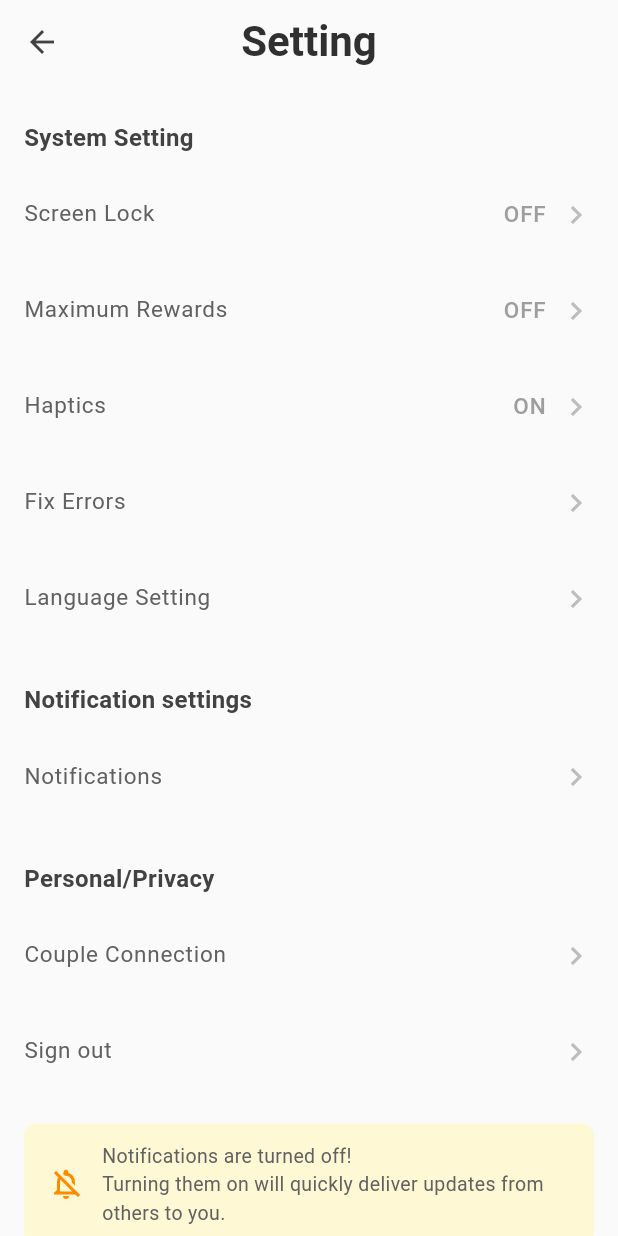
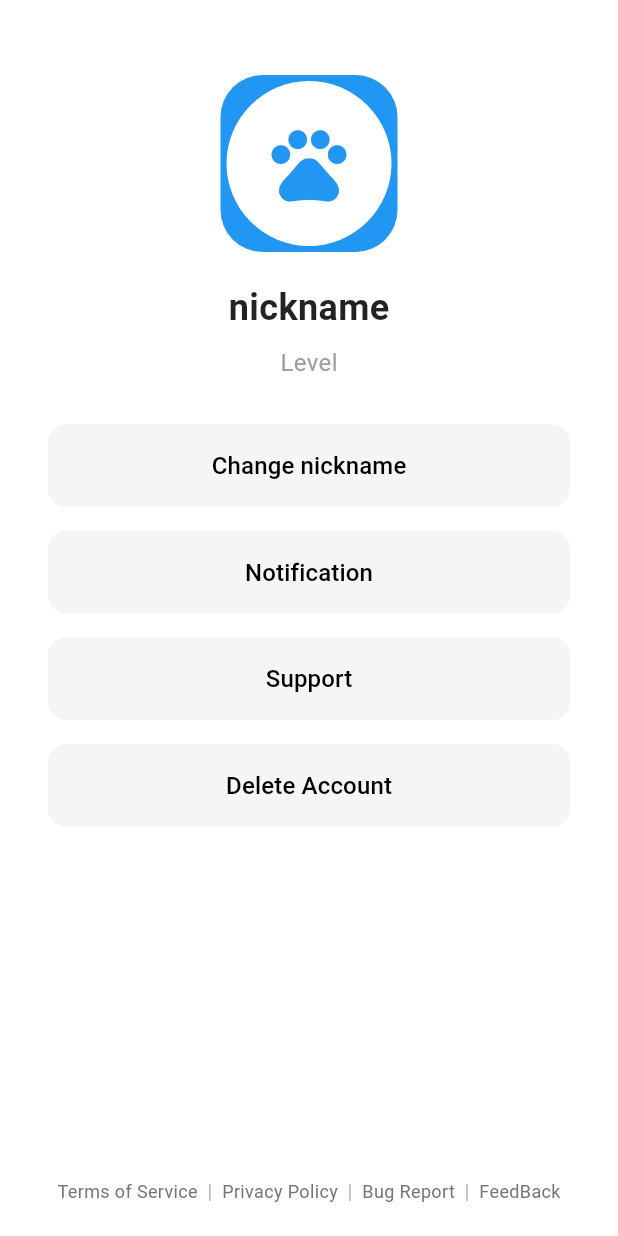
Before and after one commit to DrTheragotchi/Dr-Teragotchi-FE, a Flutter app: the SettingPage screen opened directly, on a phone screen of 412 x 824 dp. Run offline on Flutter 3.47's test engine with Material 3 defaults, Android fonts, the phone set to English and light mode, and no system bars; our stand-ins replace device_info_plus, flutter_chat_bubble, flutter_feather_icons; Roboto replaces fonts that are missing (Cursive, Nanum).

Commit message:
settingspage && notification

```diff
--- a/lib/pages/settingpage.dart
+++ b/lib/pages/settingpage.dart
@@ -1,132 +1,145 @@
 import 'package:flutter/material.dart';
-
 
 class SettingPage extends StatelessWidget {
   const SettingPage({Key? key}) : super(key: key);
 
-  // Helper function to create category headers
-  Widget _buildSectionHeader(String title) {
-    return Padding(
-      padding: const EdgeInsets.only(left: 16.0, right: 16.0, top: 24.0, bottom: 8.0),
+  // Helper function for the action buttons
+  Widget _buildActionButton(BuildContext context, String text, VoidCallback onPressed) {
+    return SizedBox(
+      width: double.infinity, // Make button take full width within padding
+      child: ElevatedButton(
+        style: ElevatedButton.styleFrom(
+          backgroundColor: Colors.grey[100], // Light grey background
+          foregroundColor: Colors.black, // Text color
+          elevation: 0, // No shadow
+          shape: RoundedRectangleBorder(
+            borderRadius: BorderRadius.circular(12.0), // Rounded corners
+          ),
+          padding: const EdgeInsets.symmetric(vertical: 16.0), // Vertical padding
+        ),
+        onPressed: onPressed,
         child: Text(
-        title,
-        style: TextStyle(
-          fontSize: 16,
-          fontWeight: FontWeight.w600, // Make headers slightly bolder
-          color: Colors.grey[800], // Darker grey for headers
+          text,
+          style: const TextStyle(fontSize: 16, fontWeight: FontWeight.w500),
         ),
       ),
     );
   }
 
-  // Helper function to create setting list tiles
-  Widget _buildSettingsTile({
-    required String title,
-    String? value, // Optional value like "ON" or "OFF"
-    required VoidCallback onTap,
-  }) {
-    return ListTile(
-      title: Text(
-        title,
+  // Helper function for the footer links (making them tappable)
+  Widget _buildFooterLink(String text, VoidCallback onPressed) {
+    return InkWell(
+      onTap: onPressed,
+      child: Text(
+        text,
         style: TextStyle(
-          fontSize: 15,
-          color: Colors.grey[700], // Slightly lighter text for items
+          fontSize: 12,
+          color: Colors.grey[600], // Grey color for links
         ),
       ),
-      trailing: Row(
-        mainAxisSize: MainAxisSize.min, // Row takes minimum space needed
-        children: [
-          if (value != null) // Show value text only if provided
-            Padding(
-              padding: const EdgeInsets.only(right: 8.0),
-              child: Text(
-                value,
-                style: TextStyle(
-                  fontSize: 15,
-                  color: Colors.grey[500], // Lighter grey for value
-                ),
-              ),
-            ),
-          Icon(
-            Icons.chevron_right,
-            color: Colors.grey[400], // Light grey chevron
-            size: 24,
-          ),
-        ],
-      ),
-      onTap: onTap,
-      contentPadding: const EdgeInsets.symmetric(horizontal: 16.0, vertical: 4.0), // Adjust padding
     );
   }
 
   @override
   Widget build(BuildContext context) {
     return Scaffold(
-      backgroundColor: Colors.grey[50], // Light grey background like the image
-      appBar: AppBar(
-        leading: IconButton(
-          icon: Icon(Icons.arrow_back, color: Colors.grey[800]), // Back icon
-          onPressed: () => Navigator.of(context).pop(),
+      backgroundColor: Colors.white, // White background
+      body: SafeArea( // Keeps content below status bar
+        child: Padding(
+          // Horizontal padding for the main content
+          padding: const EdgeInsets.symmetric(horizontal: 32.0),
+          child: Column(
+            crossAxisAlignment: CrossAxisAlignment.center,
+            children: [
+              // Spacing from the top
+              const SizedBox(height: 50),
+
+              // --- Profile Avatar Section ---
+              Container(
+                padding: const EdgeInsets.all(4), // Padding around the CircleAvatar
+                decoration: BoxDecoration(
+                  color: Colors.blue, // Blue background color
+                  borderRadius: BorderRadius.circular(28), // Rounded corners for the square background
                 ),
-        title: Text(
-          'Setting',
-            style: TextStyle(
-            fontFamily: 'Cursive', // Use a built-in cursive font
-            fontSize: 28, // Adjust size as needed
-            fontWeight: FontWeight.w700,
-            color: Colors.grey[850], // Dark text color for title
+                child: const CircleAvatar(
+                  radius: 55, // Adjust radius as needed
+                  // Placeholder background color for the avatar
+                  backgroundColor: Colors.white,
+                  // Replace with your actual image loading logic
+                  child: Icon(
+                    Icons.pets, // Placeholder Icon (replace with Image.network or AssetImage)
+                    size: 60,
+                    color: Colors.blue,
+                  )
+                  // Example using an image asset:
+                  // backgroundImage: AssetImage('assets/your_avatar_image.png'),
+                  // Example using a network image:
+                  // backgroundImage: NetworkImage('URL_TO_YOUR_AVATAR_IMAGE'),
                 ),
               ),
-        centerTitle: true,
-        backgroundColor: Colors.transparent, // Make AppBar transparent
-        elevation: 0, // No shadow
-      ),
-      body: ListView(
-        children: [
-          _buildSectionHeader('System Setting'),
-          _buildSettingsTile(title: 'Screen Lock', value: 'OFF', onTap: () {}),
-          _buildSettingsTile(title: 'Maximum Rewards', value: 'OFF', onTap: () {}),
-          _buildSettingsTile(title: 'Haptics', value: 'ON', onTap: () {}),
-          _buildSettingsTile(title: 'Fix Errors', onTap: () {}),
-          _buildSettingsTile(title: 'Language Setting', onTap: () {}),
-
-          _buildSectionHeader('Notification settings'),
-          _buildSettingsTile(title: 'Notifications', onTap: () {}),
-
-          _buildSectionHeader('Personal/Privacy'),
-          _buildSettingsTile(title: 'Couple Connection', onTap: () {}),
-          _buildSettingsTile(title: 'Sign out', onTap: () {}),
-
-          // Notification Banner Section (Simplified)
-          Padding(
-            padding: const EdgeInsets.all(16.0),
-            child: Container(
-              padding: const EdgeInsets.symmetric(horizontal: 16.0, vertical: 12.0),
-              decoration: BoxDecoration(
-                color: Colors.yellow[100]?.withOpacity(0.7), // Light yellow, slightly transparent
-                borderRadius: BorderRadius.circular(8.0),
-              ),
-              child: Row(
-                children: [
-                  Icon(Icons.notifications_off_outlined, color: Colors.orange[600], size: 24),
-                  const SizedBox(width: 12),
-                  Expanded( // Allows text to wrap
-                    child: Text(
-                      'Notifications are turned off!\nTurning them on will quickly deliver updates from others to you.',
+              const SizedBox(height: 20),
+              const Text(
+                'nickname', // Replace with actual nickname variable
                 style: TextStyle(
-                        color: Colors.grey[700],
-                        fontSize: 13,
+                  fontSize: 24,
+                  fontWeight: FontWeight.bold,
+                  color: Colors.black87,
                 ),
               ),
+              const SizedBox(height: 8),
+              Text(
+                'Level', // Replace with actual level or status
+                style: TextStyle(
+                  fontSize: 16,
+                  color: Colors.grey[500],
                 ),
-                  // You could add decorative elements here if needed
+              ),
+
+              // Spacing before buttons
+              const SizedBox(height: 30),
+
+              // --- Action Buttons ---
+              _buildActionButton(context, 'Change nickname', () {
+                // Handle Change nickname action
+              }),
+              const SizedBox(height: 16), // Spacing between buttons
+              _buildActionButton(context, 'Notification', () {
+                // Handle Notification action/navigation
+              }),
+              const SizedBox(height: 16),
+              _buildActionButton(context, 'Support', () {
+                // Handle Delete account action
+              }),
+              const SizedBox(height: 16),
+              _buildActionButton(context, 'Delete Account', () {
+                // Handle Support action
+              }),
+
+              // This pushes the footer links to the bottom
+              const Spacer(),
+
+              // --- Footer Links ---
+              Padding(
+                 // Extra horizontal padding for footer if needed, or keep it aligned
+                 // padding: const EdgeInsets.symmetric(horizontal: 16.0),
+                padding: const EdgeInsets.only(bottom: 20.0), // Space from bottom edge
+                child: Row(
+                  mainAxisAlignment: MainAxisAlignment.spaceEvenly, // Distribute links evenly
+                  children: [
+                    _buildFooterLink('Terms of Service', () { /* Handle Terms */ }),
+                    Text('|', style: TextStyle(color: Colors.grey[400])), // Separator
+                    _buildFooterLink('Privacy Policy', () { /* Handle Privacy */ }),
+                     Text('|', style: TextStyle(color: Colors.grey[400])),
+                    _buildFooterLink('Bug Report', () { /* Handle Bug Report */ }),
+                     Text('|', style: TextStyle(color: Colors.grey[400])),
+                    _buildFooterLink('FeedBack', () { /* Handle Feedback */ }),
+                  ],
+                ),
+              ),
             ],
           ),
         ),
       ),
-          const SizedBox(height: 80), // Add space at the bottom if needed (e.g., for ads/nav bar)
-        ],
-      ),
     );
   }
 }
```
Also changed, not shown: lib/pages/notification.dart (added, +191 -0 lines), 4 other files. Lines whose indentation alone changed are shown as unchanged.
